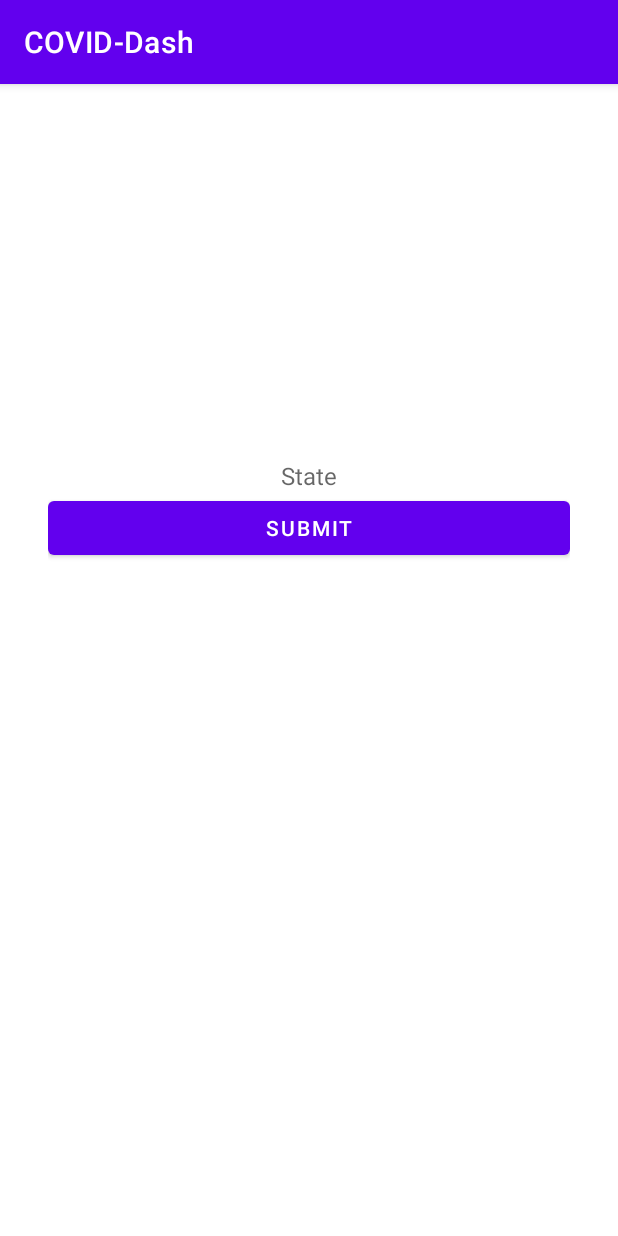
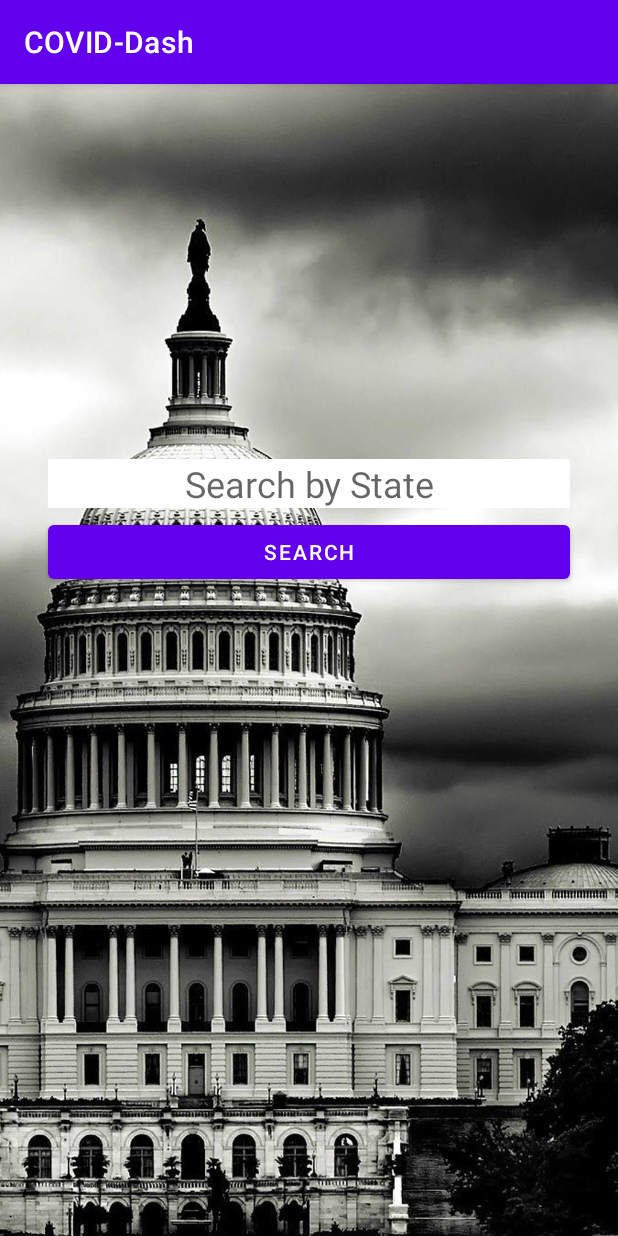
Before and after one commit to CodepathCS288/COVID19Dashboard, an Android app: the Search_State screen opened directly, with no data from a screen before it, on a phone screen of 412 x 824 dp. Run offline under Robolectric (Android 15) with nearby library versions, the phone set to English and light mode, and no system bars.

Commit message:
Better Background

```diff
--- a/app/src/main/res/layout/activity_main.xml
+++ b/app/src/main/res/layout/activity_main.xml
@@ -1,11 +1,9 @@
 <?xml version="1.0" encoding="utf-8"?>
-<RelativeLayout
-    xmlns:android="http://schemas.android.com/apk/res/android"
+<RelativeLayout xmlns:android="http://schemas.android.com/apk/res/android"
     xmlns:app="http://schemas.android.com/apk/res-auto"
     xmlns:tools="http://schemas.android.com/tools"
     android:layout_width="match_parent"
     android:layout_height="match_parent"
-    android:layout_margin="16dp"
     android:orientation="vertical"
     tools:context=".MainActivity">
 
@@ -13,8 +11,7 @@
         android:id="@+id/flContainer"
         android:layout_width="match_parent"
         android:layout_height="match_parent"
-        android:layout_above="@id/bottomNavigation"
-        />
+        android:layout_above="@id/bottomNavigation" />
 
     <com.google.android.material.bottomnavigation.BottomNavigationView
         android:id="@+id/bottomNavigation"
--- a/app/src/main/res/layout/activity_search__state.xml
+++ b/app/src/main/res/layout/activity_search__state.xml
@@ -1,29 +1,36 @@
 <?xml version="1.0" encoding="utf-8"?>
-<LinearLayout xmlns:android="http://schemas.android.com/apk/res/android"
+<RelativeLayout xmlns:android="http://schemas.android.com/apk/res/android"
     xmlns:app="http://schemas.android.com/apk/res-auto"
     xmlns:tools="http://schemas.android.com/tools"
     android:layout_width="match_parent"
-    android:layout_height="wrap_content"
-    android:layout_marginLeft="32dp"
-    android:layout_marginTop="250dp"
-    android:layout_marginRight="32dp"
+    android:layout_height="match_parent"
+    android:background="@drawable/state"
     android:orientation="vertical"
     tools:context=".Search_State">
 
     <TextView
-        android:id="@+id/tvState"
+        android:id="@+id/tvStateSearch"
         android:layout_width="match_parent"
         android:layout_height="wrap_content"
-        android:layout_weight="1"
-        android:ems="10"
-        android:hint="State"
+        android:layout_marginLeft="32dp"
+        android:layout_marginTop="250dp"
+        android:layout_marginRight="32dp"
+        android:background="@android:color/white"
+        android:hint="Search by State"
         android:textAlignment="center"
-        android:textSize="16dp" />
+        android:textColor="@android:color/black"
+        android:textSize="24dp" />
 
     <Button
-        android:id="@+id/btn_State_Submit"
-        android:layout_width="match_parent"
+        android:id="@+id/btn_State_Search"
+        android:layout_width="345dp"
         android:layout_height="wrap_content"
-        android:layout_weight="1"
-        android:text="Submit" />
-</LinearLayout>
+        android:layout_below="@+id/tvStateSearch"
+        android:layout_alignParentStart="true"
+        android:layout_alignParentEnd="true"
+        android:layout_marginStart="32dp"
+        android:layout_marginLeft="32dp"
+        android:layout_marginTop="5dp"
+        android:layout_marginEnd="32dp"
+        android:text="Search" />
+</RelativeLayout>
--- a/app/src/main/res/menu/menu_bottom_navigation.xml
+++ b/app/src/main/res/menu/menu_bottom_navigation.xml
@@ -3,17 +3,17 @@
     xmlns:android="http://schemas.android.com/apk/res/android">
 
     <item
-        android:id="@+id/states"
+        android:id="@+id/action_states"
         android:icon="@drawable/ic_state"
         android:title="State"
         app:showAsAction="always" />
     <item
-        android:id="@+id/Countries"
+        android:id="@+id/action_countries"
         android:icon="@drawable/ic_globe"
         android:title="Country"
         app:showAsAction="always" />
     <item
-        android:id="@+id/news"
+        android:id="@+id/action_news"
         android:icon="@drawable/ic_news"
         android:title="News"
         app:showAsAction="always" />
```
Also changed, not shown: app/src/main/res/drawable-hdpi/covbg.jpeg (added), app/src/main/res/drawable-hdpi/state.jpeg (added).
